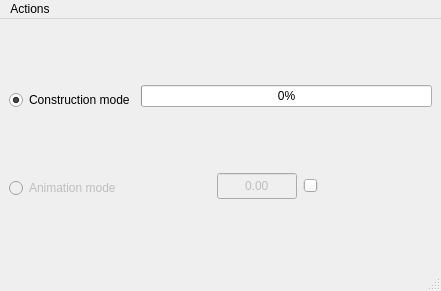
First picture: the form in mainwindow.ui, repository Frostmourneee/MT-TSP, before the edit.
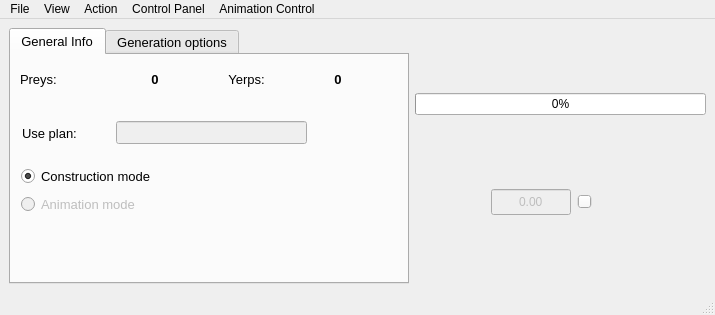
Second picture: the form after the edit.

Commit message: Cintrol panel halfly implemented

```diff
--- a/mainwindow.ui
+++ b/mainwindow.ui
@@ -6,8 +6,8 @@
    <rect>
     <x>0</x>
     <y>0</y>
-    <width>425</width>
-    <height>291</height>
+    <width>694</width>
+    <height>315</height>
    </rect>
   </property>
   <property name="windowTitle">
@@ -16,28 +16,284 @@
   <widget class="QWidget" name="centralwidget">
    <layout class="QHBoxLayout" name="horizontalLayout_2">
     <item>
-     <layout class="QVBoxLayout" name="verticalLayout_2">
-      <item>
-       <widget class="QRadioButton" name="rBConstruction">
-        <property name="text">
-         <string>Construction mode</string>
+     <widget class="QTabWidget" name="controlPanel">
+      <property name="sizePolicy">
+       <sizepolicy hsizetype="Fixed" vsizetype="Preferred">
+        <horstretch>0</horstretch>
+        <verstretch>0</verstretch>
+       </sizepolicy>
+      </property>
+      <property name="minimumSize">
+       <size>
+        <width>400</width>
+        <height>0</height>
+       </size>
+      </property>
+      <property name="maximumSize">
+       <size>
+        <width>400</width>
+        <height>16777215</height>
+       </size>
+      </property>
+      <property name="font">
+       <font>
+        <pointsize>10</pointsize>
+       </font>
+      </property>
+      <property name="tabPosition">
+       <enum>QTabWidget::North</enum>
+      </property>
+      <property name="currentIndex">
+       <number>0</number>
+      </property>
+      <property name="documentMode">
+       <bool>false</bool>
+      </property>
+      <property name="tabsClosable">
+       <bool>false</bool>
+      </property>
+      <property name="movable">
+       <bool>false</bool>
+      </property>
+      <property name="tabBarAutoHide">
+       <bool>false</bool>
+      </property>
+      <widget class="QWidget" name="info">
+       <attribute name="title">
+        <string>General Info</string>
+       </attribute>
+       <widget class="QWidget" name="horizontalLayoutWidget">
+        <property name="geometry">
+         <rect>
+          <x>9</x>
+          <y>9</y>
+          <width>361</width>
+          <height>31</height>
+         </rect>
         </property>
-        <property name="checked">
-         <bool>true</bool>
+        <layout class="QHBoxLayout" name="layoutEntities">
+         <item>
+          <widget class="QLabel" name="labelYerps">
+           <property name="font">
+            <font>
+             <pointsize>10</pointsize>
+            </font>
+           </property>
+           <property name="layoutDirection">
+            <enum>Qt::LeftToRight</enum>
+           </property>
+           <property name="text">
+            <string>Preys:</string>
+           </property>
+           <property name="alignment">
+            <set>Qt::AlignLeading|Qt::AlignLeft|Qt::AlignVCenter</set>
+           </property>
+          </widget>
+         </item>
+         <item>
+          <widget class="QLabel" name="labelPreysNum">
+           <property name="font">
+            <font>
+             <weight>75</weight>
+             <bold>true</bold>
+            </font>
+           </property>
+           <property name="text">
+            <string>0</string>
+           </property>
+           <property name="alignment">
+            <set>Qt::AlignCenter</set>
+           </property>
+          </widget>
+         </item>
+         <item>
+          <widget class="QLabel" name="labelPreys">
+           <property name="text">
+            <string>Yerps:</string>
+           </property>
+           <property name="alignment">
+            <set>Qt::AlignCenter</set>
+           </property>
+          </widget>
+         </item>
+         <item>
+          <widget class="QLabel" name="labelYerpsNum">
+           <property name="font">
+            <font>
+             <weight>75</weight>
+             <bold>true</bold>
+            </font>
+           </property>
+           <property name="text">
+            <string>0</string>
+           </property>
+           <property name="alignment">
+            <set>Qt::AlignCenter</set>
+           </property>
+          </widget>
+         </item>
+        </layout>
+       </widget>
+       <widget class="QWidget" name="">
+        <property name="geometry">
+         <rect>
+          <x>10</x>
+          <y>110</y>
+          <width>361</width>
+          <height>52</height>
+         </rect>
         </property>
+        <layout class="QVBoxLayout" name="verticalLayout">
+         <item>
+          <widget class="QRadioButton" name="rBConstruction">
+           <property name="text">
+            <string>Construction mode</string>
+           </property>
+           <property name="checked">
+            <bool>true</bool>
+           </property>
+          </widget>
+         </item>
+         <item>
+          <widget class="QRadioButton" name="rBAnimation">
+           <property name="enabled">
+            <bool>false</bool>
+           </property>
+           <property name="text">
+            <string>Animation mode</string>
+           </property>
+          </widget>
+         </item>
+        </layout>
        </widget>
-      </item>
-      <item>
-       <widget class="QRadioButton" name="rBAnimation">
-        <property name="enabled">
-         <bool>false</bool>
+       <widget class="QWidget" name="">
+        <property name="geometry">
+         <rect>
+          <x>11</x>
+          <y>61</y>
+          <width>361</width>
+          <height>34</height>
+         </rect>
         </property>
-        <property name="text">
-         <string>Animation mode</string>
-        </property>
+        <layout class="QHBoxLayout" name="layoutUsePlan">
+         <item>
+          <widget class="QLabel" name="labelUsePlan">
+           <property name="minimumSize">
+            <size>
+             <width>88</width>
+             <height>0</height>
+            </size>
+           </property>
+           <property name="maximumSize">
+            <size>
+             <width>88</width>
+             <height>16777215</height>
+            </size>
+           </property>
+           <property name="text">
+            <string>Use plan:</string>
+           </property>
+           <property name="alignment">
+            <set>Qt::AlignLeading|Qt::AlignLeft|Qt::AlignVCenter</set>
+           </property>
+          </widget>
+         </item>
+         <item>
+          <widget class="QLineEdit" name="lineEditUsePlan">
+           <property name="enabled">
+            <bool>false</bool>
+           </property>
+           <property name="sizePolicy">
+            <sizepolicy hsizetype="Preferred" vsizetype="Fixed">
+             <horstretch>0</horstretch>
+             <verstretch>0</verstretch>
+            </sizepolicy>
+           </property>
+          </widget>
+         </item>
+         <item>
+          <widget class="QPushButton" name="buttonUsePlan">
+           <property name="enabled">
+            <bool>false</bool>
+           </property>
+           <property name="minimumSize">
+            <size>
+             <width>32</width>
+             <height>32</height>
+            </size>
+           </property>
+           <property name="maximumSize">
+            <size>
+             <width>32</width>
+             <height>32</height>
+            </size>
+           </property>
+           <property name="text">
+            <string/>
+           </property>
+           <property name="iconSize">
+            <size>
+             <width>32</width>
+             <height>32</height>
+            </size>
+           </property>
+           <property name="autoDefault">
+            <bool>false</bool>
+           </property>
+           <property name="default">
+            <bool>false</bool>
+           </property>
+           <property name="flat">
+            <bool>true</bool>
+           </property>
+          </widget>
+         </item>
+         <item>
+          <widget class="QPushButton" name="buttonBestPlan">
+           <property name="enabled">
+            <bool>false</bool>
+           </property>
+           <property name="minimumSize">
+            <size>
+             <width>32</width>
+             <height>32</height>
+            </size>
+           </property>
+           <property name="maximumSize">
+            <size>
+             <width>32</width>
+             <height>32</height>
+            </size>
+           </property>
+           <property name="text">
+            <string/>
+           </property>
+           <property name="iconSize">
+            <size>
+             <width>32</width>
+             <height>32</height>
+            </size>
+           </property>
+           <property name="autoDefault">
+            <bool>false</bool>
+           </property>
+           <property name="default">
+            <bool>false</bool>
+           </property>
+           <property name="flat">
+            <bool>true</bool>
+           </property>
+          </widget>
+         </item>
+        </layout>
        </widget>
-      </item>
-     </layout>
+      </widget>
+      <widget class="QWidget" name="randomGen">
+       <attribute name="title">
+        <string>Generation options</string>
+       </attribute>
+      </widget>
+     </widget>
     </item>
     <item>
      <layout class="QVBoxLayout" name="vLScene">
@@ -284,13 +540,13 @@
     <rect>
      <x>0</x>
      <y>0</y>
-     <width>425</width>
+     <width>694</width>
      <height>21</height>
     </rect>
    </property>
-   <widget class="QMenu" name="menuOptions">
+   <widget class="QMenu" name="menuFile">
     <property name="title">
-     <string>Actions</string>
+     <string>File</string>
     </property>
     <widget class="QMenu" name="menuAnimation_control">
      <property name="title">
@@ -304,7 +560,18 @@
     <addaction name="actionClear"/>
     <addaction name="actionLoad_from_file"/>
     <addaction name="actionSave_as"/>
-    <addaction name="separator"/>
+   </widget>
+   <widget class="QMenu" name="menuView">
+    <property name="title">
+     <string>View</string>
+    </property>
+    <addaction name="actionFullscreen"/>
+    <addaction name="actionExit"/>
+   </widget>
+   <widget class="QMenu" name="menuAction">
+    <property name="title">
+     <string>Action</string>
+    </property>
     <addaction name="actionRandom"/>
     <addaction name="actionStart"/>
     <addaction name="actionBack"/>
@@ -315,7 +582,28 @@
     <addaction name="actionFullscreen"/>
     <addaction name="actionExit"/>
    </widget>
-   <addaction name="menuOptions"/>
+   <widget class="QMenu" name="menuControl_Panel_2">
+    <property name="title">
+     <string>Control Panel</string>
+    </property>
+    <addaction name="actionShow"/>
+    <addaction name="actionUsePlan"/>
+    <addaction name="actionUseBestPlan"/>
+   </widget>
+   <widget class="QMenu" name="menuAnimation_Control">
+    <property name="title">
+     <string>Animation Control</string>
+    </property>
+    <addaction name="actionPlay"/>
+    <addaction name="actionSpeedUp"/>
+    <addaction name="actionOptimalZoom"/>
+    <addaction name="actionDefaultZoom"/>
+   </widget>
+   <addaction name="menuFile"/>
+   <addaction name="menuView"/>
+   <addaction name="menuAction"/>
+   <addaction name="menuControl_Panel_2"/>
+   <addaction name="menuAnimation_Control"/>
   </widget>
   <widget class="QStatusBar" name="statusbar"/>
   <action name="actionStart">
```
Left out of the diff: 195 changed lines with no effect on the pictures. The commit also changes 13 other files.
